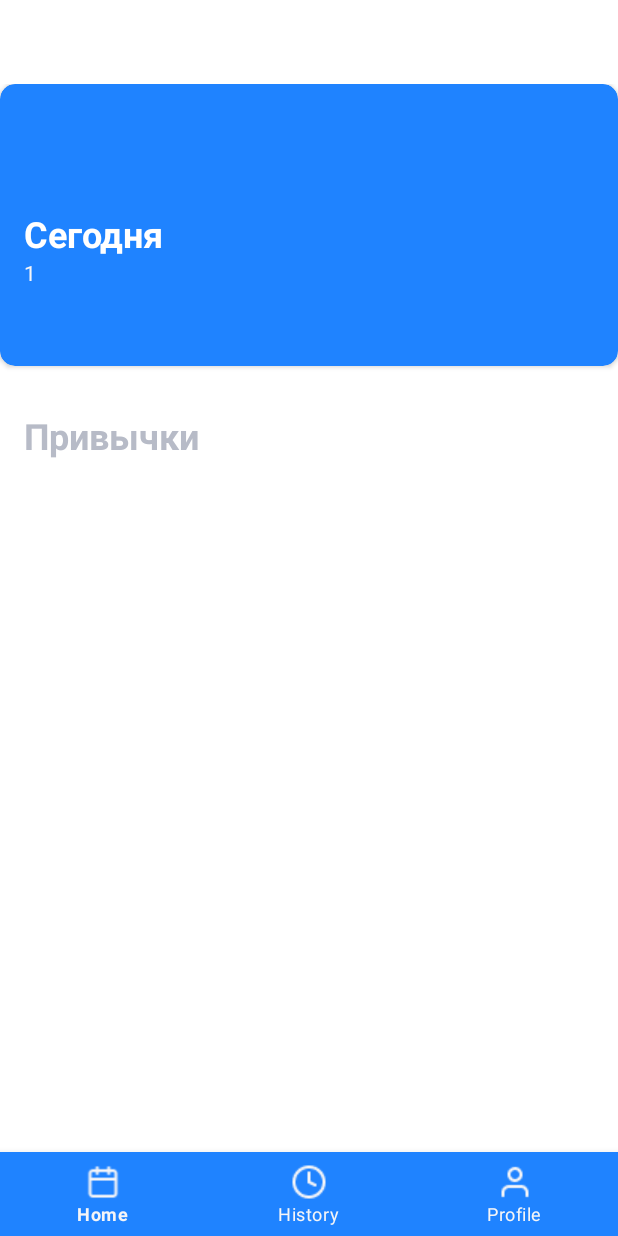
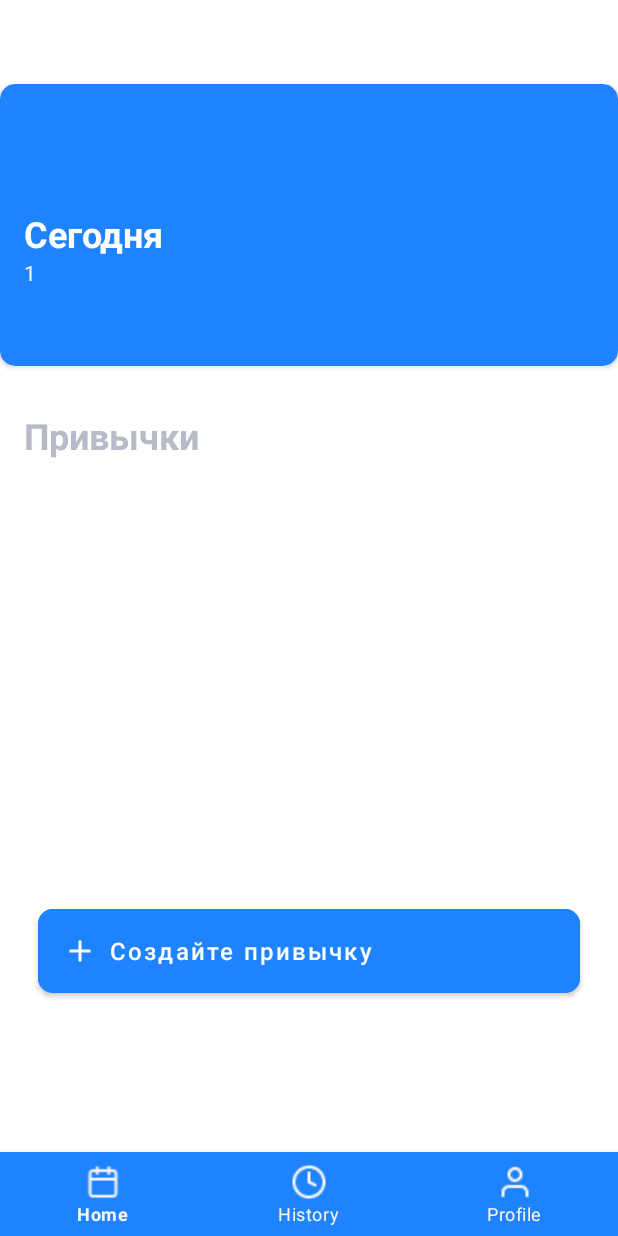
Before and after one commit to ishenaly007/Habitrack, an Android app: the HomeFragment screen opened through its navigation route, on a phone screen of 412 x 824 dp. Run offline under Robolectric (Android 15) with nearby library versions, the phone set to English and light mode, and no system bars; our stand-ins replace navigation-ui.

Commit message:
add button habit + navigation

```diff
--- /dev/null
+++ b/app/src/main/java/com/abit8/habitrack/presentation/ui/home/CreateHabit.kt
@@ -0,0 +1,6 @@
+package com.abit8.habitrack.presentation.ui.home
+
+import androidx.fragment.app.Fragment
+
+class CreateHabit : Fragment() {
+}
--- a/app/src/main/java/com/abit8/habitrack/presentation/ui/home/HomeFragment.kt
+++ b/app/src/main/java/com/abit8/habitrack/presentation/ui/home/HomeFragment.kt
@@ -7,6 +7,8 @@ import android.view.View
 import android.view.ViewGroup
 import androidx.fragment.app.Fragment
 import androidx.lifecycle.ViewModelProvider
+import androidx.navigation.fragment.findNavController
+import com.abit8.habitrack.R
 import com.abit8.habitrack.databinding.FragmentHomeBinding
 import java.time.LocalDate
 
@@ -36,6 +38,13 @@ class HomeFragment : Fragment() {
             val date: LocalDate = LocalDate.now()
             binding.tvDate.text = date.dayOfMonth.toString()
         }
+        clickers()
+    }
+
+    private fun clickers() {
+        binding.addBtn.setOnClickListener {
+            findNavController().navigate(R.id.createHabit)
+        }
     }
 
     override fun onDestroyView() {
--- /dev/null
+++ b/app/src/main/res/drawable/add.xml
@@ -0,0 +1,5 @@
+<vector android:height="24dp" android:tint="#FFFFFFFF"
+    android:viewportHeight="24" android:viewportWidth="24"
+    android:width="24dp" xmlns:android="http://schemas.android.com/apk/res/android">
+    <path android:fillColor="@android:color/white" android:pathData="M19,13h-6v6h-2v-6H5v-2h6V5h2v6h6v2z"/>
+</vector>
--- a/app/src/main/res/layout/fragment_home.xml
+++ b/app/src/main/res/layout/fragment_home.xml
@@ -58,5 +58,20 @@
         android:layout_marginTop="30dp"
         android:textStyle="bold"/>
 
+    <com.google.android.material.button.MaterialButton
+        android:id="@+id/addBtn"
+        android:layout_width="match_parent"
+        android:layout_height="68dp"
+        android:backgroundTint="@color/blue"
+        app:layout_constraintBottom_toBottomOf="parent"
+        app:layout_constraintStart_toStartOf="parent"
+        android:layout_marginHorizontal="@dimen/margin25"
+        android:layout_marginBottom="156dp"
+        app:cornerRadius="10dp"
+        android:text="@string/create_habit"
+        android:textAllCaps="false"
+        android:textSize="16sp"
+        android:drawableLeft="@drawable/add"
+        android:textAlignment="viewStart"/>
 
 </androidx.constraintlayout.widget.ConstraintLayout>
--- a/app/src/main/res/navigation/mobile_navigation.xml
+++ b/app/src/main/res/navigation/mobile_navigation.xml
@@ -38,6 +38,10 @@
         android:id="@+id/chooseFragment"
         android:name="com.abit8.habitrack.presentation.ui.useronboard.ChooseFragment"
         tools:layout="@layout/fragment_choose" />
+    <fragment
+        android:id="@+id/createHabit"
+        android:name="com.abit8.habitrack.presentation.ui.home.CreateHabit"
+        />
 
 
 </navigation>
--- a/app/src/main/res/values/strings.xml
+++ b/app/src/main/res/values/strings.xml
@@ -39,4 +39,5 @@
     <string name="today">Сегодня</string>
     <string name="date">7 мая</string>
     <string name="habits">Привычки</string>
+    <string name="create_habit">Создайте привычку</string>
 </resources>
```
